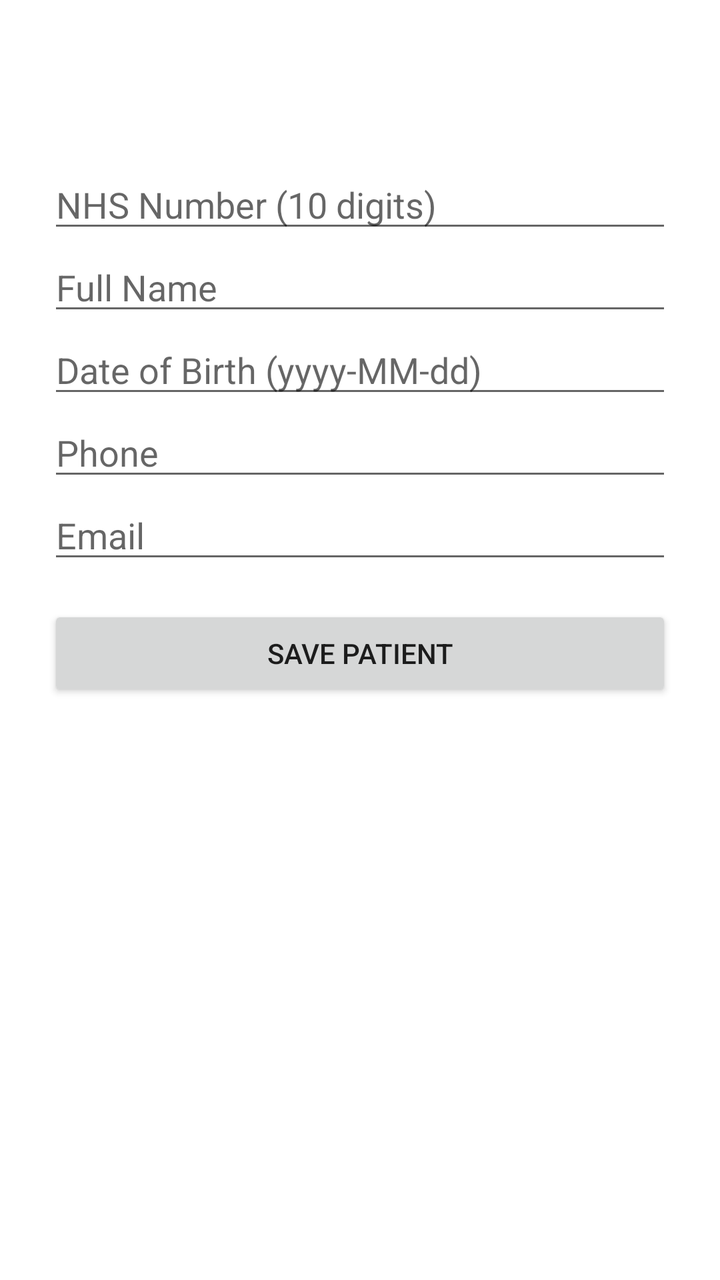
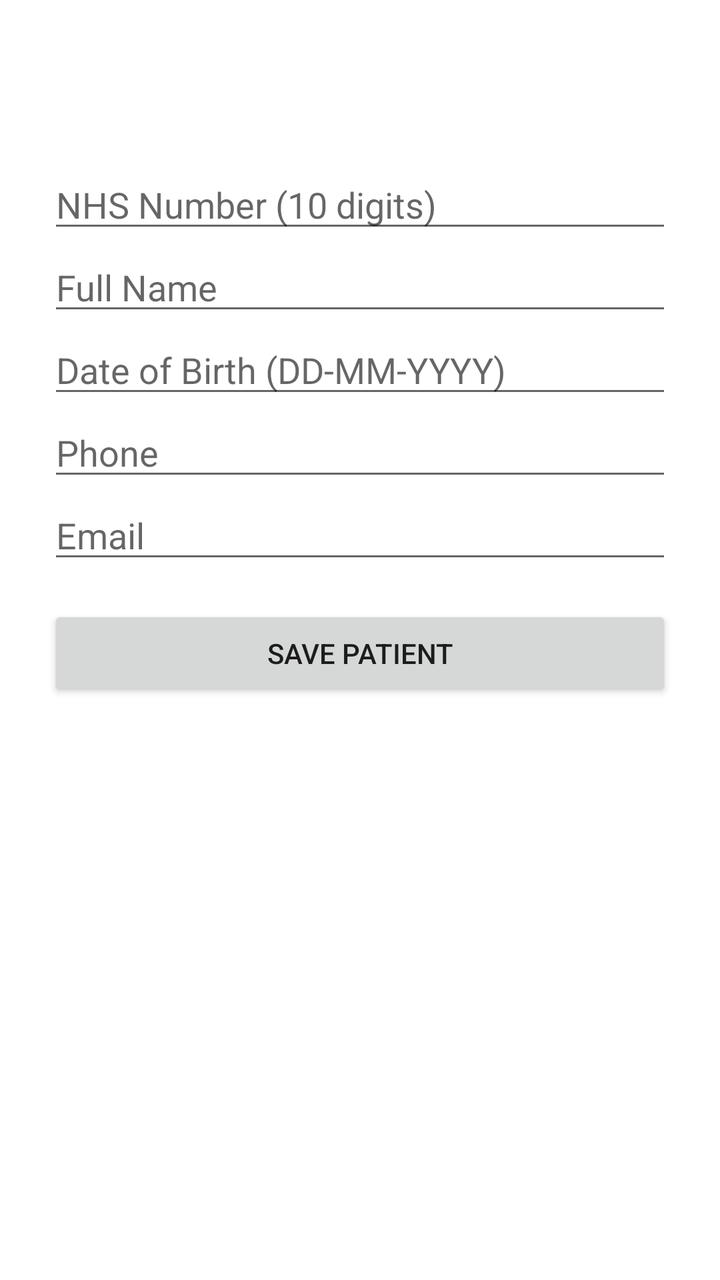

An Android layout rendered at two revisions. The XML below is the earlier revision; the diff shows what the commit changed to produce the second picture.
<!-- AndroidManifest.xml: application theme Theme.MaterialComponents.DayNight.NoActionBar -->
<!-- res/layout/activity_patient_registration.xml -->
<?xml version="1.0" encoding="utf-8"?>
<LinearLayout xmlns:android="http://schemas.android.com/apk/res/android"
    android:orientation="vertical"
    android:layout_width="match_parent"
    android:layout_height="match_parent">

    <com.google.android.material.appbar.MaterialToolbar
        android:id="@+id/toolbar"
        android:layout_width="match_parent"
        android:layout_height="?attr/actionBarSize" />

    <ScrollView
        android:layout_width="match_parent"
        android:layout_height="match_parent"
        android:fillViewport="true">

        <LinearLayout
            android:orientation="vertical"
            android:padding="24dp"
            android:layout_width="match_parent"
            android:layout_height="wrap_content">

            
            <EditText android:id="@+id/etNhs" android:hint="NHS Number (10 digits)"
                android:inputType="number" android:maxLength="14"
                android:layout_width="match_parent" android:layout_height="wrap_content"/>

            <EditText android:id="@+id/etFullName" android:hint="Full Name"
                android:layout_width="match_parent" android:layout_height="wrap_content"/>

            <EditText android:id="@+id/etDob" android:hint="Date of Birth (yyyy-MM-dd)"
                android:inputType="date"
                android:layout_width="match_parent" android:layout_height="wrap_content"/>

            <EditText android:id="@+id/etPhone" android:hint="Phone" android:inputType="phone"
                android:layout_width="match_parent" android:layout_height="wrap_content"/>

            <EditText android:id="@+id/etEmail" android:hint="Email" android:inputType="textEmailAddress"
                android:layout_width="match_parent" android:layout_height="wrap_content"/>

            <Button android:id="@+id/btnSavePatient" android:text="Save Patient"
                android:layout_marginTop="16dp"
                android:layout_width="match_parent" android:layout_height="wrap_content"/>
        </LinearLayout>
    </ScrollView>
</LinearLayout>
<!-- resources referenced by this layout -->
<resources>

</resources>

<!-- the commit's change to res/layout/activity_patient_registration.xml (unified diff, before → after) -->
@@ -28,7 +28,7 @@
             <EditText android:id="@+id/etFullName" android:hint="Full Name"
                 android:layout_width="match_parent" android:layout_height="wrap_content"/>
 
-            <EditText android:id="@+id/etDob" android:hint="Date of Birth (yyyy-MM-dd)"
+            <EditText android:id="@+id/etDob" android:hint="Date of Birth (DD-MM-YYYY)"
                 android:inputType="date"
                 android:layout_width="match_parent" android:layout_height="wrap_content"/>
 
